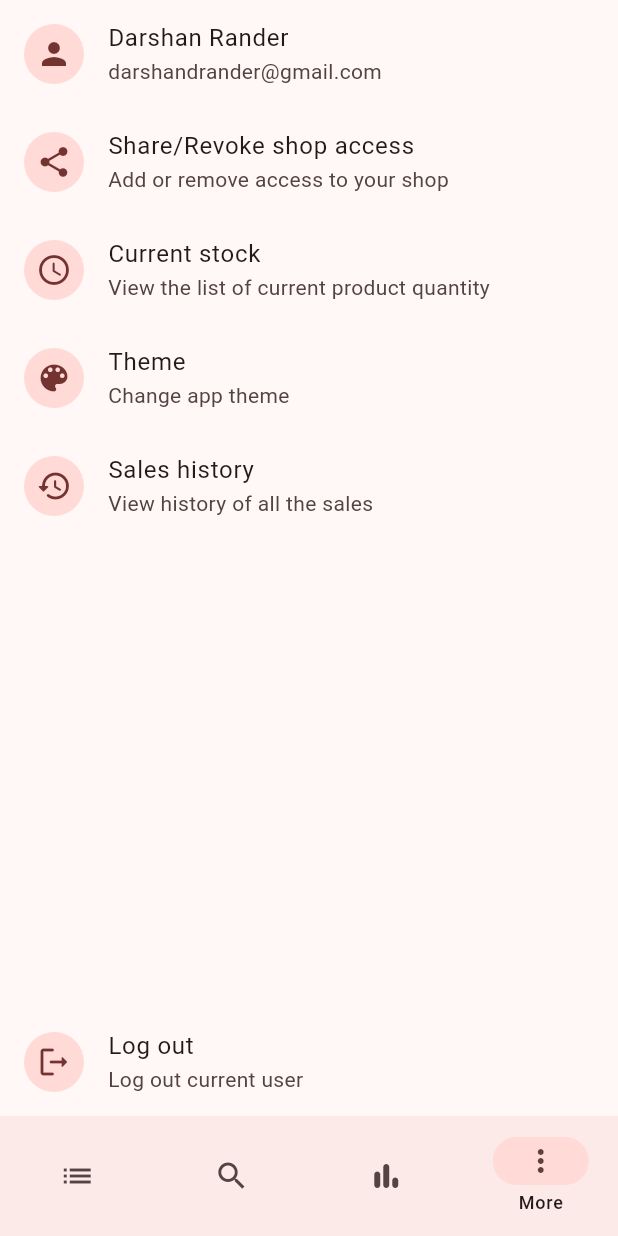
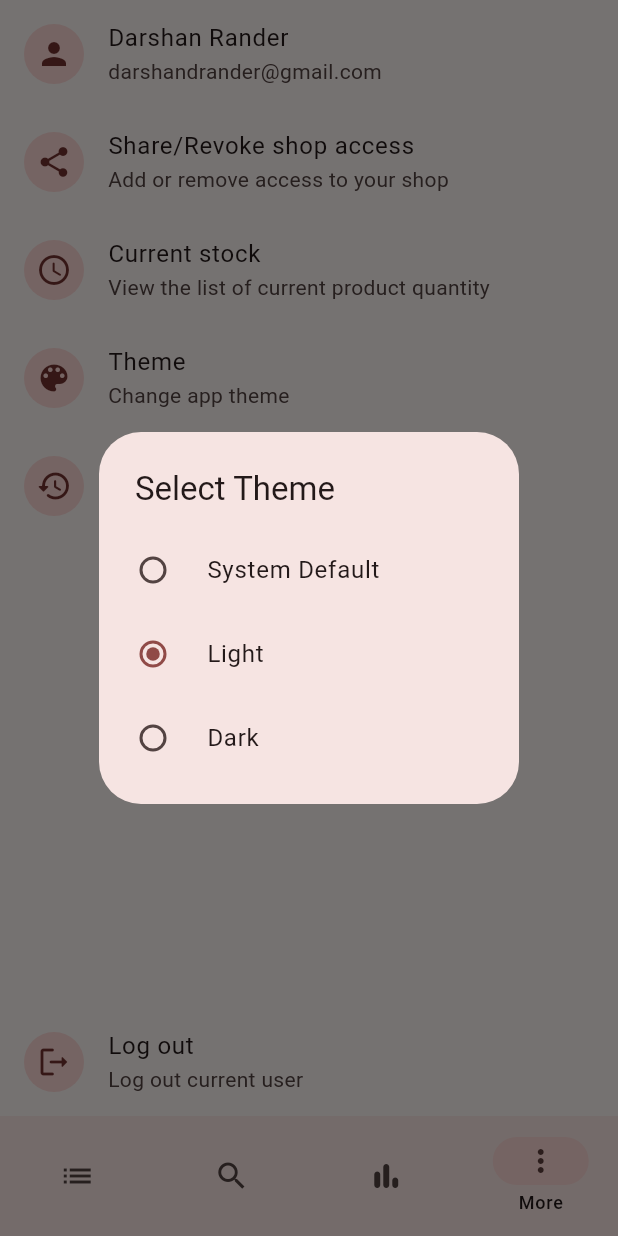
Before and after one commit to SirusCodes/stocker, a Flutter app: the screen it shows after launch, item 4 of the bottom bar chosen, after a tap on "Theme", on a phone screen of 412 x 824 dp. Run offline on Flutter 3.47's test engine with Material 2 defaults, Android fonts, the phone set to English and light mode, and no system bars; our stand-ins replace equatable, flutter_riverpod.

Commit message:
feat: add transaction history screen

```diff
--- a/lib/enums/enums.dart
+++ b/lib/enums/enums.dart
@@ -1 +1,2 @@
 export 'sort.dart';
+export 'transaction_type.dart';
--- /dev/null
+++ b/lib/enums/transaction_type.dart
@@ -0,0 +1 @@
+enum TransactionType { sell, buy }
--- a/lib/features/home/widgets/category_list_section.dart
+++ b/lib/features/home/widgets/category_list_section.dart
@@ -2,7 +2,7 @@ import 'package:flutter/material.dart';
 
 import '../../../enums/enums.dart';
 import '../../../extensions/extensions.dart';
-import '../../../shared_widgets/sort_button.dart';
+import '../../../shared/widgets/sort_button.dart';
 import '../../category/domain/domain.dart';
 
 const _categoryList = [
--- a/lib/features/home/widgets/more_section.dart
+++ b/lib/features/home/widgets/more_section.dart
@@ -1,4 +1,8 @@
 import 'package:flutter/material.dart';
+import 'package:flutter_riverpod/flutter_riverpod.dart';
+
+import '../../../shared/providers/theme_provider.dart';
+import '../../transaction/presentation/transaction_history_screen.dart';
 
 class MoreSection extends StatelessWidget {
   const MoreSection({Key? key}) : super(key: key);
@@ -25,17 +29,31 @@ class MoreSection extends StatelessWidget {
           subtitle: const Text("View the list of current product quantity"),
           onTap: () {},
         ),
-        ListTile(
-          leading: const CircleAvatar(child: Icon(Icons.color_lens_rounded)),
-          title: const Text("Theme"),
-          subtitle: const Text("Change app theme"),
-          onTap: () {},
+        Consumer(
+          builder: (context, ref, child) => ListTile(
+            leading: const CircleAvatar(child: Icon(Icons.color_lens_rounded)),
+            title: const Text("Theme"),
+            subtitle: const Text("Change app theme"),
+            onTap: () async {
+              final theme = await _showThemeSelector(
+                context: context,
+                selected: _getCurrentThemeMode(context),
+              );
+
+              if (theme == null) return;
+
+              ref.read(themeProvider.notifier).setTheme(theme);
+            },
+          ),
         ),
         ListTile(
           leading: const CircleAvatar(child: Icon(Icons.history_rounded)),
-          title: const Text("Sales history"),
-          subtitle: const Text("View history of all the sales"),
-          onTap: () {},
+          title: const Text("Transaction history"),
+          subtitle: const Text("View history of all the transaction"),
+          onTap: () => Navigator.pushNamed(
+            context,
+            TransactionHistoryScreen.path,
+          ),
         ),
         const Spacer(),
         ListTile(
@@ -47,4 +65,53 @@ class MoreSection extends StatelessWidget {
       ],
     );
   }
+
+  ThemeMode _getCurrentThemeMode(BuildContext context) {
+    final currentTheme = Theme.of(context).colorScheme.brightness;
+
+    switch (currentTheme) {
+      case Brightness.dark:
+        return ThemeMode.dark;
+      case Brightness.light:
+        return ThemeMode.light;
+      default:
+        return ThemeMode.system;
+    }
+  }
+
+  Future<ThemeMode?> _showThemeSelector({
+    required BuildContext context,
+    required ThemeMode selected,
+  }) {
+    return showDialog<ThemeMode>(
+      context: context,
+      builder: (context) => SimpleDialog(
+        title: const Text("Select Theme"),
+        children: [
+          RadioListTile<ThemeMode>(
+            title: const Text("System Default"),
+            value: ThemeMode.system,
+            groupValue: selected,
+            onChanged: (theme) => _onThemeChanged(context, theme),
+          ),
+          RadioListTile<ThemeMode>(
+            title: const Text("Light"),
+            value: ThemeMode.light,
+            groupValue: selected,
+            onChanged: (theme) => _onThemeChanged(context, theme),
+          ),
+          RadioListTile<ThemeMode>(
+            title: const Text("Dark"),
+            value: ThemeMode.dark,
+            groupValue: selected,
+            onChanged: (theme) => _onThemeChanged(context, theme),
+          ),
+        ],
+      ),
+    );
+  }
+
+  void _onThemeChanged(BuildContext context, ThemeMode? theme) {
+    return Navigator.pop(context, theme);
+  }
 }
--- a/lib/features/home/widgets/search_section.dart
+++ b/lib/features/home/widgets/search_section.dart
@@ -1,6 +1,6 @@
 import 'package:flutter/material.dart';
 
-import '../../../shared_widgets/product_list_tile.dart';
+import '../../../shared/widgets/product_list_tile.dart';
 import '../../product/domain/domain.dart';
 
 const _mockProducts = [
--- a/lib/main.dart
+++ b/lib/main.dart
@@ -1,30 +1,28 @@
 import 'package:flutter/material.dart';
+import 'package:flutter_riverpod/flutter_riverpod.dart';
+import 'package:stocker_appwrite/utils/route_generator.dart';
 
 import 'features/home/presentation/home_base.dart';
+import 'shared/providers/theme_provider.dart';
+import 'utils/themes.dart';
 
 void main() {
-  runApp(const MyApp());
+  runApp(const ProviderScope(child: MyApp()));
 }
 
-class MyApp extends StatelessWidget {
+class MyApp extends ConsumerWidget {
   const MyApp({Key? key}) : super(key: key);
 
   @override
-  Widget build(BuildContext context) {
+  Widget build(BuildContext context, WidgetRef ref) {
+    final themeMode = ref.watch(themeProvider);
+
     return MaterialApp(
       title: 'Stocker',
-      theme: ThemeData(
-        useMaterial3: true,
-        navigationBarTheme: const NavigationBarThemeData(
-          labelBehavior: NavigationDestinationLabelBehavior.onlyShowSelected,
-        ),
-        colorScheme: ColorScheme.fromSeed(
-          seedColor: const Color(0xFF6a040f),
-        ),
-        inputDecorationTheme: const InputDecorationTheme(
-          border: OutlineInputBorder(),
-        ),
-      ),
+      themeMode: themeMode,
+      theme: theme,
+      darkTheme: darkTheme,
+      onGenerateRoute: RouteGenerator.onGenerateRoute,
       home: const HomeBase(),
     );
   }
--- /dev/null
+++ b/lib/shared/providers/theme_provider.dart
@@ -0,0 +1,14 @@
+import 'package:flutter/material.dart';
+import 'package:flutter_riverpod/flutter_riverpod.dart';
+
+final themeProvider = StateNotifierProvider<ThemeProvider, ThemeMode>((ref) {
+  return ThemeProvider();
+});
+
+class ThemeProvider extends StateNotifier<ThemeMode> {
+  ThemeProvider() : super(ThemeMode.system);
+
+  void setTheme(ThemeMode theme) {
+    state = theme;
+  }
+}
--- a/lib/shared_widgets/product_list_tile.dart
+++ b/lib/shared/widgets/product_list_tile.dart
@@ -1,7 +1,7 @@
 import 'package:flutter/material.dart';
 
-import '../extensions/extensions.dart';
-import '../features/product/domain/domain.dart';
+import '../../extensions/extensions.dart';
+import '../../features/product/domain/domain.dart';
 
 class ProductListTile extends StatelessWidget {
   const ProductListTile({Key? key, required this.product}) : super(key: key);
--- a/lib/shared_widgets/sort_button.dart
+++ b/lib/shared/widgets/sort_button.dart
@@ -1,6 +1,6 @@
 import 'package:flutter/material.dart';
 
-import '../enums/enums.dart';
+import '../../enums/enums.dart';
 
 class SortButton extends StatelessWidget {
   const SortButton({
--- /dev/null
+++ b/lib/utils/themes.dart
@@ -0,0 +1,28 @@
+import 'package:flutter/material.dart';
+
+final theme = ThemeData(
+  useMaterial3: true,
+  navigationBarTheme: const NavigationBarThemeData(
+    labelBehavior: NavigationDestinationLabelBehavior.onlyShowSelected,
+  ),
+  colorScheme: ColorScheme.fromSeed(
+    seedColor: const Color(0xFF6a040f),
+  ),
+  inputDecorationTheme: const InputDecorationTheme(
+    border: OutlineInputBorder(),
+  ),
+);
+
+final darkTheme = ThemeData(
+  useMaterial3: true,
+  navigationBarTheme: const NavigationBarThemeData(
+    labelBehavior: NavigationDestinationLabelBehavior.onlyShowSelected,
+  ),
+  colorScheme: ColorScheme.fromSeed(
+    brightness: Brightness.dark,
+    seedColor: const Color(0xFF6a040f),
+  ),
+  inputDecorationTheme: const InputDecorationTheme(
+    border: OutlineInputBorder(),
+  ),
+);
--- a/pubspec.yaml
+++ b/pubspec.yaml
@@ -33,6 +33,7 @@ dependencies:
   json_annotation: ^4.4.0
   equatable: ^2.0.3
   flutter_riverpod: ^1.0.3
+  intl: ^0.17.0
 
 dev_dependencies:
   flutter_test:
```
Also changed, not shown: lib/features/transaction/domain/models/transaction_model.dart (added, +40 -0 lines), lib/features/transaction/presentation/transaction_history_screen.dart (added, +93 -0 lines), lib/utils/route_generator.dart (added, +18 -0 lines), lib/features/transaction/domain/models/transaction_model.g.dart (added), pubspec.lock.
